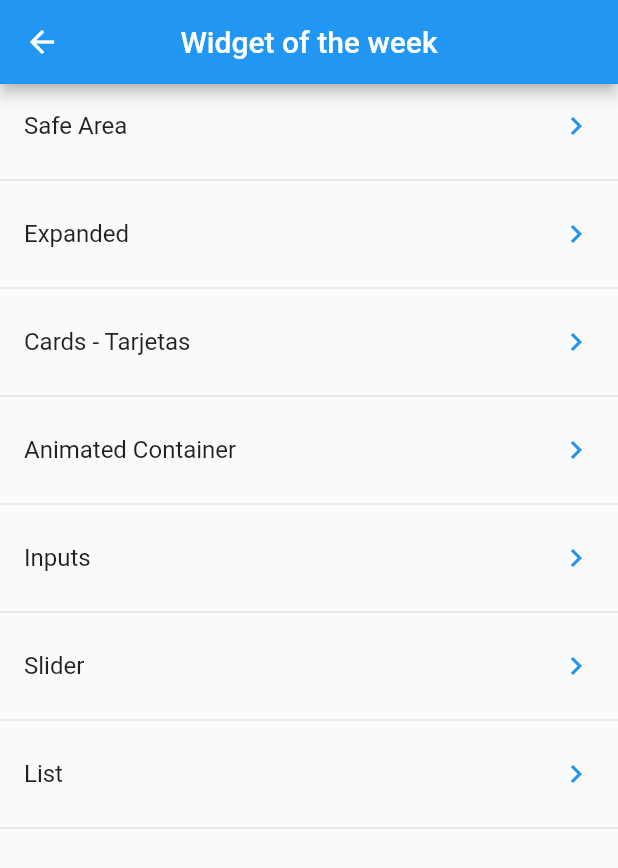
After one commit to VictorVHTI/firstAppFlutter, a Flutter app: the WidgetOfTheWeekPage screen opened by its route, on a phone screen of 412 x 824 dp. The commit adds this screen. Shown: the top 868 px of the screen. Run offline on Flutter 3.47's test engine with Material 2 defaults, Android fonts, the light colour scheme and no system bars; network calls fail.

Commit message:
initial widget of the week

```diff
--- /dev/null
+++ b/data/widgetOfTheWeek.json
@@ -0,0 +1,32 @@
+{
+    "widget" : [
+        {
+            "route" : "safeArea",
+            "title": "Safe Area"
+        },
+        {
+            "route" : "expanded",
+            "title": "Expanded"
+        },
+        {
+            "route" : "card",
+            "title": "Cards - Tarjetas"
+        },
+        {
+            "route" : "animated",
+            "title": "Animated Container"
+        },
+        {
+            "route" : "inputs",
+            "title": "Inputs"
+        },
+        {
+            "route" : "slider",
+            "title": "Slider"
+        },
+        {
+            "route" : "list",
+            "title": "List"
+        }
+    ]
+}
--- a/lib/src/app.dart
+++ b/lib/src/app.dart
@@ -22,6 +22,7 @@ class _MyHomePageState extends State<MyHomePage> {
           children: <Widget>[
             ButtonNavigation('Counter', '/counter'),
             ButtonNavigation('Components', '/components'),
+            ButtonNavigation('Widget of the week', '/widget'),
           ],
         ),
       ),
--- /dev/null
+++ b/lib/src/providers/widget_of_the_week/widget_of_the_week_provider.dart
@@ -0,0 +1,22 @@
+
+import 'dart:convert';
+
+import 'package:flutter/services.dart' show rootBundle;
+
+class _WidgetOfTheWeekProvider {
+  List<dynamic> _widged = [];
+
+  _WidgetOfTheWeekProvider() {
+    // loadData();
+  }
+
+  Future<List<dynamic>> loadData() async {
+    final response = await rootBundle.loadString('data/widgetOfTheWeek.json');
+    Map dataMap = json.decode(response);
+    _widged = dataMap['widget'];
+
+    return _widged;
+  }
+}
+
+final widgetOfTheWeekProvider = _WidgetOfTheWeekProvider();
--- a/lib/src/routes/routes.dart
+++ b/lib/src/routes/routes.dart
@@ -8,6 +8,9 @@ import 'package:example_flutter/src/screens/components/pages/inputs.page.dart';
 import 'package:example_flutter/src/screens/components/pages/list_page.dart';
 import 'package:example_flutter/src/screens/components/pages/slider_page.dart';
 import 'package:example_flutter/src/screens/counter/counter.dart';
+import 'package:example_flutter/src/screens/widget_of_the_week/pages/expanded.dart';
+import 'package:example_flutter/src/screens/widget_of_the_week/pages/safeArea.dart';
+import 'package:example_flutter/src/screens/widget_of_the_week/widgets_index.dart';
 import 'package:flutter/material.dart';
 
 Map<String, WidgetBuilder> getAplicationRoutes() {
@@ -22,5 +25,9 @@ Map<String, WidgetBuilder> getAplicationRoutes() {
     '/components/inputs': (BuildContext contex) => InputsPage(),
     '/components/slider': (BuildContext contex) => SliderPage(),
     '/components/list': (BuildContext contex) => ListPage(),
+    '/widget': (BuildContext contex) => WidgetOfTheWeekPage(title: "Widget of the week"),
+    '/widget/safeArea': (BuildContext contex) => MySafeArea(),
+    '/widget/expanded': (BuildContext contex) => MyExpanded(),
+
   };
 }
--- /dev/null
+++ b/lib/src/screens/widget_of_the_week/widgets_index.dart
@@ -0,0 +1,57 @@
+import 'package:example_flutter/src/providers/widget_of_the_week/widget_of_the_week_provider.dart';
+import 'package:flutter/material.dart';
+
+class WidgetOfTheWeekPage extends StatefulWidget {
+  WidgetOfTheWeekPage({Key? key, required this.title}) : super(key: key);
+  final String title;
+
+  @override
+  _WidgetOfTheWeekPage createState() => _WidgetOfTheWeekPage();
+}
+
+class _WidgetOfTheWeekPage extends State<WidgetOfTheWeekPage> {
+
+  @override
+  Widget build(BuildContext context) {
+    return Scaffold(
+      appBar: AppBar(
+        title: Text(widget.title),
+        centerTitle: true,
+      ),
+      body: _listWidgets()
+    );
+  }
+
+  Widget _listWidgets() {
+
+    return FutureBuilder(
+      future: widgetOfTheWeekProvider.loadData(),
+      initialData: [],
+      builder: (context, AsyncSnapshot<List<dynamic>> snapshot) {
+        return ListView(
+          children: _listaItems(snapshot.data, context),
+        );
+      },
+    );
+  }
+
+  List<Widget> _listaItems( List<dynamic>? data, BuildContext context ) {
+    final List<Widget> _widgets = [];
+      if (data != null) {
+      data.forEach((widgetItem) {
+        final widgetTemp = ListTile(
+          title: Text(widgetItem['title']),
+          trailing: Icon(Icons.keyboard_arrow_right, color: Colors.blue,),
+          onTap: () {
+            String route = widgetItem['route'];
+            Navigator.of(context).pushNamed("/widget/$route");
+          },
+        );
+
+        _widgets..add(widgetTemp)
+                ..add(Divider());
+      });
+    }
+    return _widgets;
+  }
+}
--- a/pubspec.yaml
+++ b/pubspec.yaml
@@ -49,7 +49,7 @@ flutter:
 
   # To add assets to your application, add an assets section, like this:
   assets:
-    - data/menu_opts.json
+    - data/
     - assets/
   #   - images/a_dot_ham.jpeg
 
```
Also changed, not shown: lib/src/screens/widget_of_the_week/pages/expanded.dart (added, +27 -0 lines), lib/src/screens/widget_of_the_week/pages/safeArea.dart (added, +21 -0 lines).
